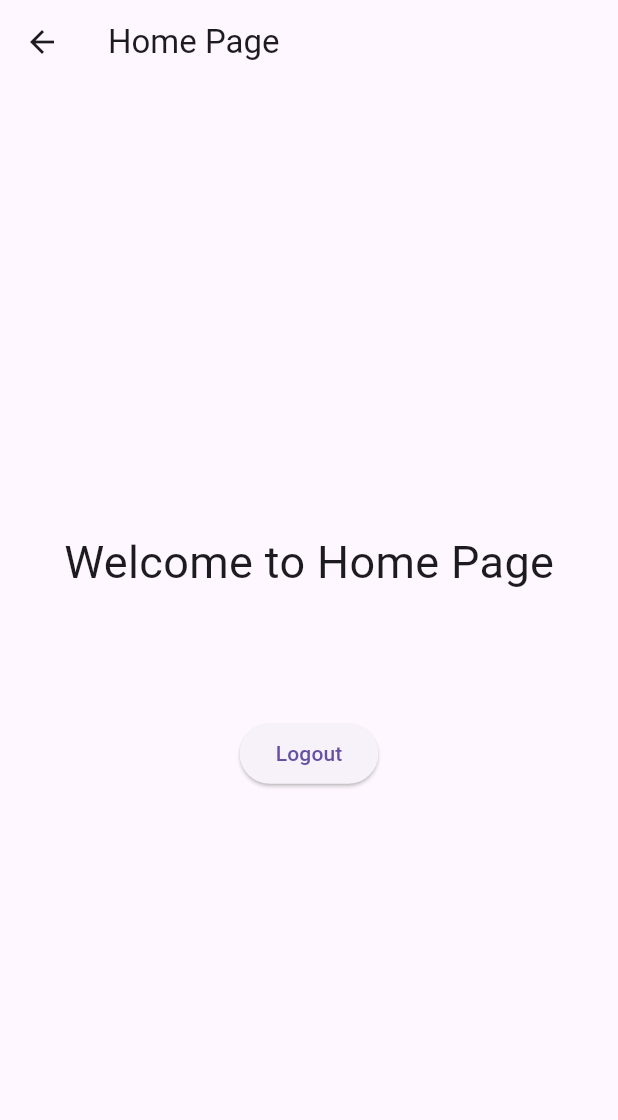
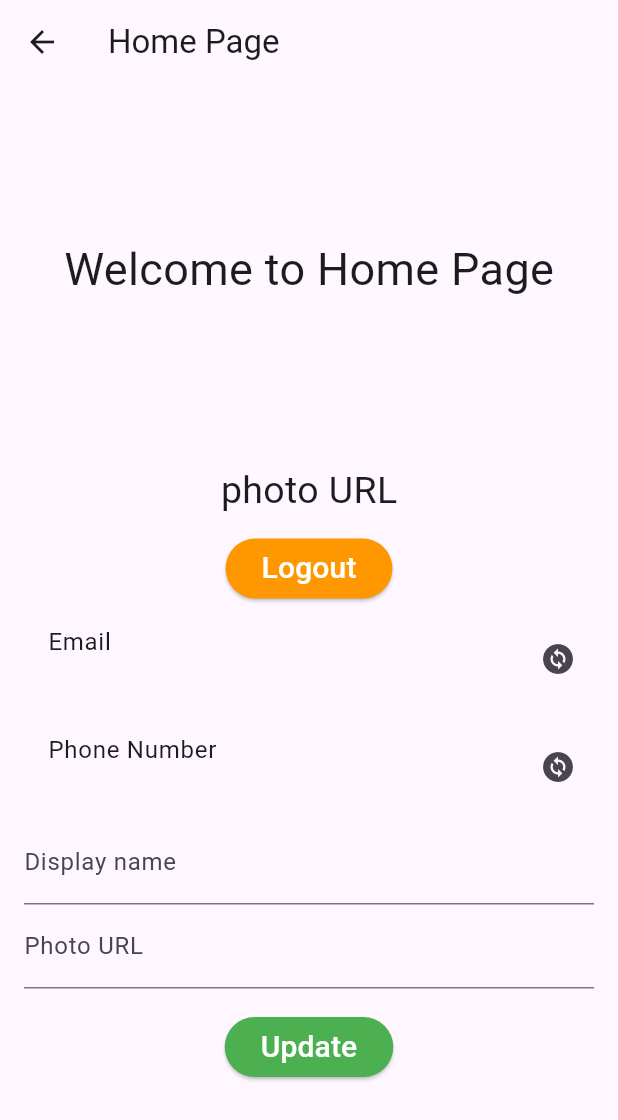
Before and after one commit to minhviet123tv/ThucTap2NF_Learn5_login_firebase, a Flutter app: the HomePage screen opened by its route, on a phone screen of 412 x 824 dp. Shown: the top 1120 px of the screen. Run offline on Flutter 3.47's test engine with Material 3 defaults, Android fonts, the phone set to English and light mode, and no system bars; our stand-ins replace firebase_auth, firebase_core, flutter_otp_text_field, get; accounts and stored records are empty.

```diff
--- a/lib/controller/user_controller.dart
+++ b/lib/controller/user_controller.dart
@@ -6,7 +6,9 @@ import '../login/confirm_phone_number.dart';
 import '../login/otp_screen.dart';
 
 /*
- class GetxController thực hiện các dữ liệu và logic chung của app
+ Class GetxController thực hiện các dữ liệu và logic chung của app
+ Dùng 'FirebaseAuth.instance.currentUser' để kết nối trực tiếp tài khoản user trên firebase
+ Hoặc dạng 'firebaseAuth.currentUser'
  */
 
 class UserController extends GetxController {
@@ -14,7 +16,6 @@ class UserController extends GetxController {
 
   //I. Dữ liệu chung
   final FirebaseAuth firebaseAuth = FirebaseAuth.instance; // Firebase
-  late Rx<User?> user; // Tài khoản firebase
   RxString verificationId = ''.obs; // id xác thực phone number (Được gửi về từ firebase)
   LoadingPage loadingPage = LoadingPage.none; // Tình trạng loading cho page đang dùng
 
@@ -25,12 +26,13 @@ class UserController extends GetxController {
   final RxString phoneNumber = ''.obs; // Dùng RxString vì định dạng là kiểu +84123456789
   final RxString countryCode = ''.obs;
   final RxString countryCodeAndPhoneNumber = ''.obs;
+  final RxString displayName = ''.obs;
+  final RxString photoURL = ''.obs;
 
   //II. onReady: Thực hiện sau khi cài đặt xong GetxController
   @override
   void onReady() {
     super.onReady();
-    user = Rx<User?>(firebaseAuth.currentUser); // Khai báo tài khoản user
   }
 
   //III. Hàm trong App: Sign in, Sign up
@@ -40,7 +42,7 @@ class UserController extends GetxController {
     update();
   }
 
-  //2. Sign In
+  //2. Sign In vào tài khoản firebase
   Future<void> signInAppChat(BuildContext context, LoadingPage loadingPage) async {
     // Loading page state
     loadingPageState(loadingPage);
@@ -134,11 +136,11 @@ class UserController extends GetxController {
   }
 
   //4. Get phoneNumber and countryCode
-  void getPhoneNumberAndContryCode (){
+  void getPhoneNumberAndContryCode() {
     countryCodeAndPhoneNumber.value = '${countryCode.value}${phoneNumber.value}';
   }
 
-  //III. Các hàm firebase: Hàm đăng ký, đăng nhập firebase, ...
+  //IV. Các hàm firebase: Hàm đăng ký, đăng nhập firebase, ...
   //1. Tạo user mới (User của UserCredential)
   Future<User?> signUpWithEmailAndPassword(String email, String password) async {
     try {
@@ -201,23 +203,33 @@ class UserController extends GetxController {
     return null;
   }
 
-  //3. Thoát tài khoản firebase và xoá dữ liệu user ở controller
+  //3. Thoát tài khoản firebase và xoá dữ liệu user ở GetxController
   Future<void> signOut() async {
+    loadingPageState(LoadingPage.signout); // update loading page state
+
     try {
       await firebaseAuth.signOut();
 
       // Clear các thông tin user đã lưu | Giữ email
-      password.value = "";
+      password.value = '';
       passwordConfirm.value = '';
+      phoneNumber.value = '';
+      countryCode.value = '';
       countryCodeAndPhoneNumber.value = '';
+      displayName.value = '';
+      photoURL.value = '';
 
+      loadingPageState(LoadingPage.none); // update loading page state
       Get.toNamed('/login'); // Chuyển hướng đến login
     } catch (exception) {
       print('Sign Out Error:\n ${exception.toString()}');
     }
+
+    loadingPageState(LoadingPage.none); // update loading page state
   }
 
-  //4. Xác thực số điện thoại: Nếu số điện thoại có thật thì sẽ gửi mã OTP về
+  //4. Xác nhận số điện thoại: gửi mã OTP về (Nếu số điện thoại có thật)
+  // Có thể update số điện thoại luôn ở đây, hoặc chờ xác nhận xong OTP mới update
   Future<void> phoneAuthentication(LoadingPage loadingPage) async {
     //a. Cập nhật trạng thái loading
     loadingPageState(loadingPage);
@@ -237,23 +249,24 @@ class UserController extends GetxController {
       //1. Số điện thoại đầy đủ gồm cả mã quốc gia + số điện thoại
       phoneNumber: countryCodeAndPhoneNumber.value,
 
-      //2. Hành động sau khi xác minh hoàn tất | (Đã thử dùng nhưng chưa thấy run được lệnh nào)
+      //2. Hành động sau khi nhận dạng đúng số điện thoại | (Đã thử dùng nhưng chưa thấy run được lệnh nào)
       verificationCompleted: (PhoneAuthCredential credential) async {
-        print("Verification Completed \ncredential: \n$credential");
+        print("Verification Completed!");
+        print("Credential: $credential");
       },
 
-      //3. Khi xác minh và kết nối thành công -> Có mã gửi về điện thoại
+      //3. Khi xác nhận và kết nối thành công -> Có mã gửi về điện thoại
       // (số điện thoại đúng cấu trúc: mã quốc gia + số | Số điện thoại này có thể có thật hoặc không)
       codeSent: (String verificationId, int? resendToken) {
         this.verificationId.value = verificationId; // Cập nhật verificationId (mã của firebase)
 
         // Khi dùng trạng thái cho trang là xác nhận số điện thoại và gửi mã
-        if(loadingPage == LoadingPage.confirmPhone) {
+        if (loadingPage == LoadingPage.confirmPhone) {
           Get.to(() => OtpScreen()); // Đến trang nhập mã OTP
         }
 
         // Khi dùng trạng thái chỉ gửi lại mã
-        if(loadingPage == LoadingPage.resendOtp){
+        if (loadingPage == LoadingPage.resendOtp) {
           Get.snackbar("Notify", "Resend OTP successfully", backgroundColor: Colors.green[300]); // Thông báo đã gửi lại mã
         }
       },
@@ -266,7 +279,11 @@ class UserController extends GetxController {
       //5. Khi xác thực số điện thoại không thành công (Sẽ có load webview của firebase để xử lý rồi lại trả lại màn hình)
       verificationFailed: (FirebaseAuthException exception) {
         print('[Error] verify phone number:\n $exception');
-        Get.snackbar("Error", exception.toString());
+
+        // Tách thành list và lấy phần tử đầu tiên (tên lỗi)
+        String errFirst = exception.toString().split(']').first;
+        String errFirstName = errFirst.substring(1, errFirst.length).split('/').last;
+        Get.snackbar("Error", errFirstName);
       },
     );
 
@@ -274,51 +291,70 @@ class UserController extends GetxController {
     loadingPageState(LoadingPage.none);
   }
 
-  //5.1 Hàm xử lý xác nhận mã OTP
-  Future<void> controlOTP(String textConfirmOtp) async {
-    //I. Cập nhật trạng thái load page
+  //5. Xác thực mã OTP
+  Future<void> verifyOTP(String textOtp) async {
+    // Cập nhật trạng thái load page
     loadingPageState(LoadingPage.confirmOtp);
 
-    //II. Thực hiện xác thực mã otp và nhận về kết quả xác thực
-    bool otpSuccess = await verifyOTP(verificationId.value, textConfirmOtp);
+    try {
+      // Đối tượng dùng để xác thực: truyền verificationId của firebase, mã OTP (đã gửi về số điện thoại và người dùng gõ vào)
+      PhoneAuthCredential phoneAuthCredential = PhoneAuthProvider.credential(
+        verificationId: verificationId.value, // Phải dùng phoneAuthentication trước để lấy mã này
+        smsCode: textOtp,
+      );
 
-    //III. Hành động khi xác nhận thành công: Thông báo, chuyển về màn login | Có thể lưu số đã xác thực cho user
-    if (otpSuccess) {
+      // Thực hiện xác thực bằng cách đăng nhập tài khoản Credential (gần giống dạng id và mật khẩu là OTP đã gửi về)
+      // (Có thể tạo .then(value){ Get.toNamed('/login'); }; để lấy value, tạo chuyển hướng sau khi xác thực thành công)
+      // UserCredential credential = await firebaseAuth.signInWithCredential(phoneAuthCredential);
+
+      // Thực hiện update số điện thoại bằng mã OTP (Mỗi lần update là phải xác thực)
+      await FirebaseAuth.instance.currentUser?.updatePhoneNumber(phoneAuthCredential);
+
       Get.snackbar("Notify", "Register success!", backgroundColor: Colors.green[300]);
-      Get.toNamed('/login'); // arguments: {'email': userController.email.value,}
-    } else {
-      // Thông báo nếu xác nhận thất bại
-      Get.snackbar("Error", "OTP invalid", backgroundColor: Colors.green[300]);
+      Get.toNamed('/login');
+    } catch (exception) {
+      print(['Error OTP: ${exception.toString()}']);
+
+      // Tách lấy tên của error (phần đầu tiên trong ngoặc vuông []) -> Thông báo snackbar
+      String errorFirst = exception.toString().split(']').first; // Tách phần tử đầu tiên và ký tự ']', nằm cuối phần tử
+      String errorFirstName = errorFirst.substring(1, errorFirst.length).split('/').last; // Tách lấy tên lỗi ở cuối
+      Get.snackbar("Error", errorFirstName); // Tách ký tự '[' của phần tử đầu tiên, nằm đầu phần tử
     }
 
-    //IV. Cập nhật trạng thái load page
+    // Cập nhật trạng thái load page
     loadingPageState(LoadingPage.none);
   }
 
-  //5.2 Xác thực mã OTP: Phản hồi của điện thoại trả về firebase (Người dùng lấy mã OTP đã nhận và phản hồi lại)
-  // Nhập mã OTP đúng/sai: tạo trả về true/false
-  Future<bool> verifyOTP(String verificationId, String textOtp) async {
+  //6. Update profile (Gồm displayName và photoURL)
+  Future<void> updateProfile(LoadingPage loadingPage) async {
+    loadingPageState(loadingPage); // update loading page state
+
+    // Cập nhật Profile (cả displayName và photoURL)
     try {
-      // Tạo đối tượng dùng để xác thực: truyền verificationId của firebase, mã OTP (đã gửi về số điện thoại và người dùng gõ vào)
-      PhoneAuthCredential phoneAuthCredential = PhoneAuthProvider.credential(
-        verificationId: verificationId,
-        smsCode: textOtp,
-      );
-
-      // Thực hiện xác thực bằng cách đăng nhập vào firebase (gần giống dạng id và mật khẩu)
-      // (Có thể tạo .then(value){Get.toNamed('/login');}; để chuyển hướng sau khi xác thực thành công)
-      UserCredential credential = await firebaseAuth.signInWithCredential(phoneAuthCredential);
-
-      // Nếu đăng nhập thành công -> có user -> true và ngược lại
-      return credential.user != null ? true : false;
-    } catch (exception) {
-      print(exception.toString());
+      await firebaseAuth.currentUser?.updateProfile(displayName: displayName.value, photoURL: photoURL.value);
+      Get.snackbar("Notify", "Update profile success!", backgroundColor: Colors.green[300]);
+      // print("Kiểm tra Update Profile: \n${firebaseAuth.currentUser}");
+    } catch (ex) {
+      print(ex.toString());
     }
 
-    // Trả về false nếu xác thực không được
-    return false;
+    loadingPageState(LoadingPage.none); // update loading page state done
+  }
+
+  //7. update password
+  Future<void> updatePassword(String newPassword) async {
+    loadingPageState(LoadingPage.changePassword);
+
+    try {
+      await firebaseAuth.currentUser?.updatePassword(newPassword);
+      Get.snackbar("Notify", "Update password success!");
+    } catch (ex) {
+      print(ex.toString());
+    }
+
+    loadingPageState(LoadingPage.none);
   }
 }
 
 // enum quản lý trạng thái loading trang
-enum LoadingPage { none, signin, signup, confirmPhone, confirmOtp, resendOtp }
+enum LoadingPage { none, signin, signup, signout, confirmPhone, confirmOtp, resendOtp, updateProfile, changePassword }
--- a/lib/custom_widget/text_field_login_register.dart
+++ b/lib/custom_widget/text_field_login_register.dart
@@ -18,7 +18,7 @@ class TextFieldLoginRegister extends StatelessWidget {
   @override
   Widget build(BuildContext context) {
 
-    return TextField(
+    return TextFormField(
       controller: textControl,
       maxLines: 1, //dòng
       maxLength: maxLength, //số lượng ký tự
--- a/lib/login/confirm_phone_number.dart
+++ b/lib/login/confirm_phone_number.dart
@@ -95,11 +95,11 @@ class _ConfirmPhoneNumberState extends State<ConfirmPhoneNumber> {
                       ),
                       const SizedBox(height: 10),
 
-                      //3. Nút bấm xác nhận, thực hiện xác thực số điện thoại
+                      //3. Nút bấm xác nhận, thực hiện xác thực số điện thoại -> Chuyển đến xác nhận OTP
                       controller.loadingPage != LoadingPage.confirmPhone
                           ? ElevatedButton(
                               onPressed: () {
-                                controller.phoneAuthentication(LoadingPage.confirmPhone); // Xác thực số điện thoại
+                                controller.phoneAuthentication(LoadingPage.confirmPhone); // Xác thực -> Xác nhận OTP
                               },
                               style: ElevatedButton.styleFrom(
                                 backgroundColor: Colors.orange,
--- a/lib/login/home_page.dart
+++ b/lib/login/home_page.dart
@@ -1,44 +1,144 @@
 import 'package:fire_base_app_chat/controller/user_controller.dart';
+import 'package:firebase_auth/firebase_auth.dart';
+import 'package:flutter/cupertino.dart';
 import 'package:flutter/material.dart';
+import 'package:flutter/painting.dart';
 import 'package:get/get.dart';
 
 class HomePage extends StatelessWidget {
-
-  UserController userController = Get.find(); // GetxController
-
   @override
   Widget build(BuildContext context) {
-    return Scaffold(
+    return GestureDetector(
+      onTap: () {
+        FocusScope.of(context).requestFocus(FocusNode()); // Ẩn bàn phím khi click
+      },
+      child: Scaffold(
         appBar: AppBar(
           title: const Text("Home Page"),
         ),
-      body: Container(
+        body: GetBuilder<UserController>(
+          builder: (controller) {
+            return Container(
               padding: const EdgeInsets.all(16),
               child: Center(
+                child: SingleChildScrollView(
                   child: Column(
                     mainAxisAlignment: MainAxisAlignment.center,
+                    crossAxisAlignment: CrossAxisAlignment.center,
+                    children: [
+                      //I. Text welcome
+                      Column(
                         children: [
                           const Text(
                             "Welcome to Home Page",
                             style: TextStyle(fontSize: 30),
                           ),
                           Text(
-                userController.email.value,
+                            controller.firebaseAuth.currentUser?.email ?? "email", // email tài khoản firebase
                             style: const TextStyle(fontSize: 25),
                           ),
                           Text(
-                userController.password.value,
+                            controller.password.value, // Lưu ở địa phương
                             style: const TextStyle(fontSize: 25),
                           ),
-              const SizedBox(
-                height: 10,
+                          Text(
+                            controller.firebaseAuth.currentUser?.displayName ?? " displayName", // displayName tài khoản firebase
+                            style: const TextStyle(fontSize: 25),
                           ),
+                          Text(
+                            controller.firebaseAuth.currentUser?.photoURL ?? "photo URL", // photoURL tài khoản firebase
+                            style: const TextStyle(fontSize: 25),
+                          ),
+                          const SizedBox(height: 10),
                           Center(
                             child: ElevatedButton(
                               onPressed: () {
-                    userController.signOut(); // Sign out
+                                controller.signOut(); // Sign out
                               },
-                  child: const Text("Logout"),
+                              style: ElevatedButton.styleFrom(
+                                backgroundColor: Colors.orange,
+                              ),
+                              child: const Text(
+                                "Logout",
+                                style: TextStyle(fontSize: 20, color: Colors.white),
+                              ),
+                            ),
+                          ),
+                        ],
+                      ),
+
+                      //II. Form update profile: Gồm displayName và photoURL
+                      Form(
+                        child: Column(
+                          children: [
+                            //1. Email
+                            Row(
+                              children: [
+                                Expanded(
+                                  child: ListTile(
+                                    title: const Text("Email"),
+                                    subtitle: Text(controller.firebaseAuth.currentUser?.email ?? ""),
+                                  ),
+                                ),
+                                IconButton(onPressed: () {}, icon: const Icon(Icons.change_circle)),
+                              ],
+                            ),
+
+                            //2. Phone number
+                            Row(
+                              children: [
+                                Expanded(
+                                  child: ListTile(
+                                    title: const Text("Phone Number"),
+                                    subtitle: Text(controller.firebaseAuth.currentUser?.phoneNumber ?? ""),
+                                  ),
+                                ),
+                                IconButton(onPressed: () {}, icon: const Icon(Icons.change_circle)),
+                              ],
+                            ),
+
+                            //3. Dislay name
+                            TextFormField(
+                              initialValue: controller.firebaseAuth.currentUser?.displayName ?? "",
+                              onChanged: (value) => controller.displayName.value = value, // Cập nhật displayName trong GetxController
+                              decoration: const InputDecoration(
+                                label: Text(
+                                  "Display name",
+                                  style: TextStyle(fontSize: 16),
+                                ),
+                                hintText: "display name",
+                              ),
+                            ),
+
+                            //4. Photo URL
+                            TextFormField(
+                              initialValue: controller.firebaseAuth.currentUser?.photoURL ?? "",
+                              onChanged: (value) => controller.photoURL.value = value, // Cập nhật photoURL trong GetxController
+                              decoration: const InputDecoration(
+                                label: Text("Photo URL", style: TextStyle(fontSize: 16)),
+                                hintText: "photo url",
+                              ),
+                            ),
+                            const SizedBox(height: 15),
+
+                            //5. Button update
+                            controller.loadingPage != LoadingPage.updateProfile
+                                ? Center(
+                                    child: ElevatedButton(
+                                      onPressed: () {
+                                        controller.updateProfile(LoadingPage.updateProfile); // Thực hiện update
+                                      },
+                                      style: ElevatedButton.styleFrom(
+                                        backgroundColor: Colors.green,
+                                      ),
+                                      child: const Text(
+                                        "Update",
+                                        style: TextStyle(fontSize: 20, color: Colors.white),
+                                      ),
+                                    ),
+                                  )
+                                : const CircularProgressIndicator(),
+                          ],
                         ),
                       ),
                     ],
@@ -46,5 +146,9 @@ class HomePage extends StatelessWidget {
                 ),
               ),
             );
+          },
+        ),
+      ),
+    );
   }
 }
--- a/pubspec.yaml
+++ b/pubspec.yaml
@@ -40,6 +40,7 @@ dependencies:
   firebase_auth: ^5.1.3 # Dịch vụ xác thực của firebase (email, phone number ...)
   get: ^4.6.6
   flutter_otp_text_field: ^1.1.3+2 # TextField chuyên nhập mã OTP
+
 
 dev_dependencies:
   flutter_test:
```
Also changed, not shown: lib/login/login_page.dart (+3 -7 lines), lib/login/otp_screen.dart (+4 -3 lines), pubspec.lock, 2 other files. Lines whose indentation alone changed are shown as unchanged.
